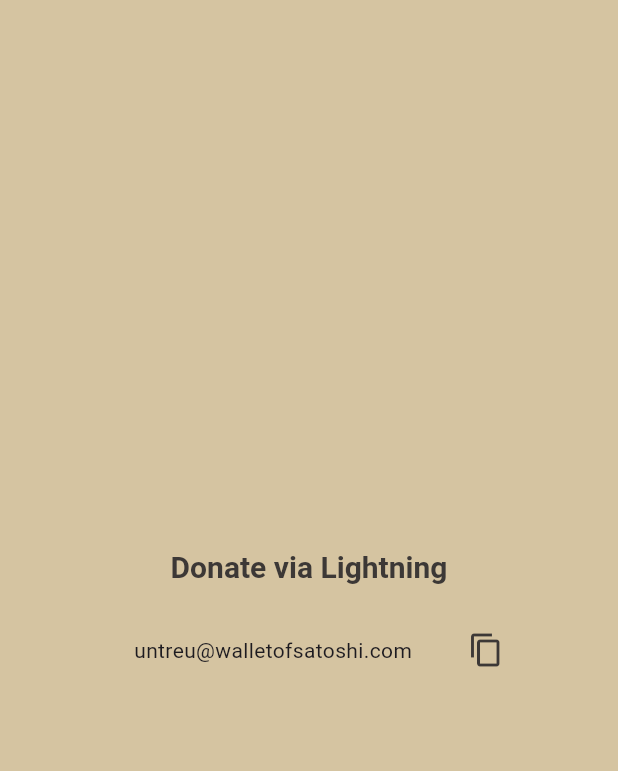
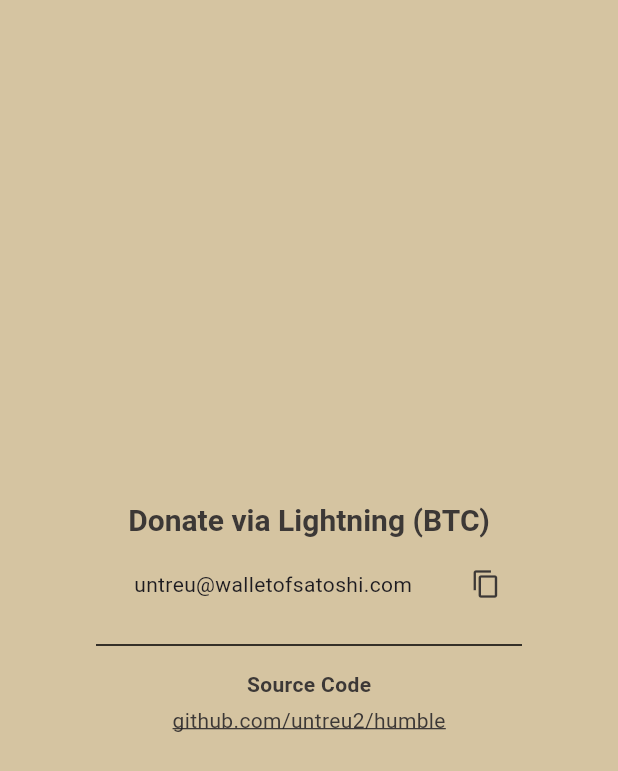
Before and after one commit to untreu2/humble, a Flutter app: the DonateDialog widget shown alone on an empty page, opened directly, on a phone screen of 412 x 824 dp. Shown: the top 771 px of the screen. Run offline on Flutter 3.47's test engine with Material 3 defaults, Android fonts, the phone set to English and light mode, and no system bars; our stand-ins replace shared_preferences, shimmer; accounts and stored records are empty.

Commit message:
Added source code section to DonateDialog

```diff
--- a/lib/donate_dialog.dart
+++ b/lib/donate_dialog.dart
@@ -1,5 +1,6 @@
 import 'package:flutter/material.dart';
 import 'package:flutter/services.dart';
+import 'package:url_launcher/url_launcher.dart';
 
 class DonateDialog extends StatefulWidget {
   const DonateDialog({Key? key}) : super(key: key);
@@ -29,11 +30,20 @@ class _DonateDialogState extends State<DonateDialog> {
     });
   }
 
+  void _launchGitHub() async {
+    const url = 'https://github.com/untreu2/humble';
+    if (await canLaunchUrl(Uri.parse(url))) {
+      await launchUrl(Uri.parse(url), mode: LaunchMode.externalApplication);
+    } else {
+      throw 'Could not launch $url';
+    }
+  }
+
   @override
   Widget build(BuildContext context) {
     return AlertDialog(
       title: Text(
-        'Donate via Lightning',
+        'Donate via Lightning (BTC)',
         textAlign: TextAlign.center,
         style: TextStyle(
           fontSize: 20,
@@ -41,10 +51,14 @@ class _DonateDialogState extends State<DonateDialog> {
           color: Theme.of(context).colorScheme.onSurface,
         ),
       ),
-      content: SizedBox(
+      content: Column(
+        mainAxisSize: MainAxisSize.min,
+        children: [
+          SizedBox(
             width: 300,
-        height: 50,
+            height: 25,
             child: Row(
+              crossAxisAlignment: CrossAxisAlignment.center,
               children: [
                 Expanded(
                   child: AnimatedSwitcher(
@@ -57,6 +71,7 @@ class _DonateDialogState extends State<DonateDialog> {
                             key: const ValueKey('copied'),
                             children: [
                               Icon(Icons.check,
+                                  size: 18,
                                   color: Theme.of(context).colorScheme.primary),
                               const SizedBox(width: 6),
                               Text(
@@ -68,21 +83,47 @@ class _DonateDialogState extends State<DonateDialog> {
                               ),
                             ],
                           )
-                    : const Text(
+                        : Text(
                             'untreu@walletofsatoshi.com',
-                        key: ValueKey('address'),
-                        style: TextStyle(fontSize: 14),
+                            key: const ValueKey('address'),
+                            style: const TextStyle(fontSize: 14),
+                            overflow: TextOverflow.ellipsis,
                           ),
                   ),
                 ),
                 IconButton(
-              icon: const Icon(Icons.copy),
-              tooltip: 'Copy address',
+                  icon: const Icon(Icons.copy, size: 20),
+                  padding: EdgeInsets.zero,
+                  constraints: const BoxConstraints(),
+                  tooltip: 'Copy LN address',
                   onPressed: _copyAddress,
                 ),
               ],
             ),
           ),
+          const SizedBox(height: 20),
+          const Divider(),
+          const SizedBox(height: 8),
+          Text(
+            'Source Code',
+            style: TextStyle(
+              fontWeight: FontWeight.bold,
+              color: Theme.of(context).colorScheme.onSurface,
+            ),
+          ),
+          const SizedBox(height: 4),
+          GestureDetector(
+            onTap: _launchGitHub,
+            child: Text(
+              'github.com/untreu2/humble',
+              style: TextStyle(
+                color: Theme.of(context).colorScheme.onSurface,
+                decoration: TextDecoration.underline,
+              ),
+            ),
+          ),
+        ],
+      ),
     );
   }
 }
--- a/pubspec.yaml
+++ b/pubspec.yaml
@@ -34,6 +34,7 @@ dependencies:
     intl: ^0.17.0
     auto_size_text: ^3.0.0
     shimmer: ^3.0.0
+    url_launcher: ^6.3.1
 
     # The following adds the Cupertino Icons font to your application.
     # Use with the CupertinoIcons class for iOS style icons.
```
Also changed, not shown: 1 other file. Lines whose indentation alone changed are shown as unchanged.
